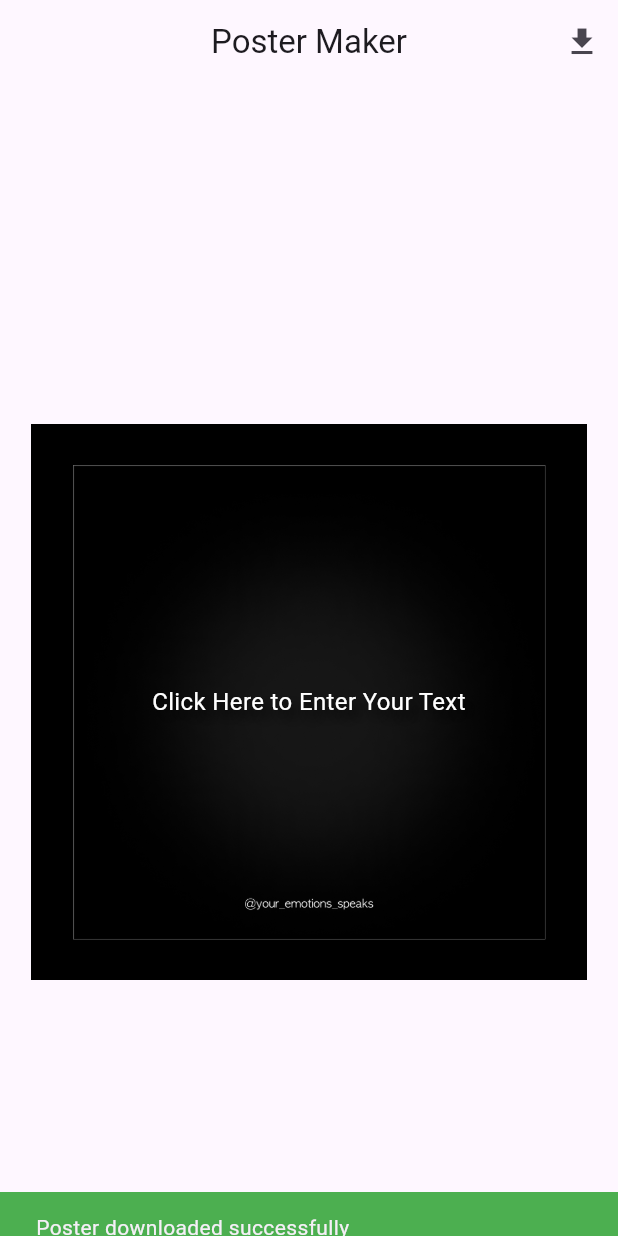
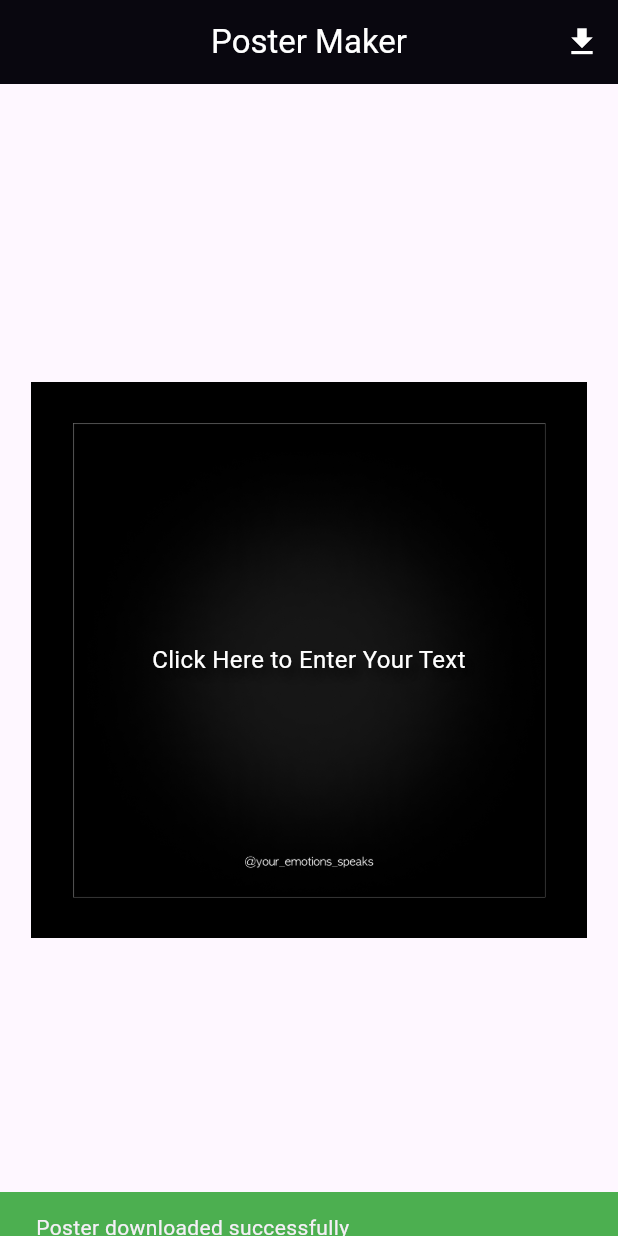
Before and after one commit to ekrajghimire/Poster-Maker, a Flutter app: the screen it shows after launch, after a tap on the "download" icon, on a phone screen of 412 x 824 dp. Run offline on Flutter 3.47's test engine with Material 3 defaults, Android fonts, the light colour scheme and no system bars; missing offline and left inert: universal_html; Roboto replaces fonts that are missing (AppleGothic).

Commit message:
fixed issue with download feature

```diff
--- a/lib/main.dart
+++ b/lib/main.dart
@@ -15,6 +15,11 @@ class PosterMakerApp extends StatelessWidget {
       theme: ThemeData(
         primarySwatch: Colors.blue,
         visualDensity: VisualDensity.adaptivePlatformDensity,
+        appBarTheme: const AppBarTheme(
+          backgroundColor: Colors.black, // Change app bar color here
+          foregroundColor: Colors.white, // Color of the text and icons
+          elevation: 4, // Optional: adds a shadow to the app bar
+        ),
       ),
       home: const PosterScreen(),
       debugShowCheckedModeBanner: false,
--- a/lib/screens/poster_screen.dart
+++ b/lib/screens/poster_screen.dart
@@ -14,7 +14,7 @@ class PosterScreen extends StatefulWidget {
 }
 
 class _PosterScreenState extends State<PosterScreen> {
-  final GlobalKey _globalKey = GlobalKey();
+  final GlobalKey _posterKey = GlobalKey();
   String _currentText = 'Your Text Here';
 
   Future<void> _downloadPoster() async {
@@ -38,14 +38,14 @@ class _PosterScreenState extends State<PosterScreen> {
   }
 
   Future<Uint8List?> _captureImage() async {
-    // Find the RenderRepaintBoundary
+    // Find the RenderRepaintBoundary for the poster
     final RenderRepaintBoundary? boundary =
-        _globalKey.currentContext?.findRenderObject() as RenderRepaintBoundary?;
+        _posterKey.currentContext?.findRenderObject() as RenderRepaintBoundary?;
 
     if (boundary == null) return null;
 
-    // Capture the image with higher resolution
-    final ui.Image image = await boundary.toImage(pixelRatio: 3.0);
+    // Capture the image with high resolution
+    final ui.Image image = await boundary.toImage(pixelRatio: 4.0);
 
     // Convert to byte data
     final ByteData? byteData =
@@ -105,13 +105,16 @@ class _PosterScreenState extends State<PosterScreen> {
           ),
         ],
       ),
-      body: RepaintBoundary(
-        key: _globalKey,
-        child: SingleChildScrollView(
-          child: Center(
-            child: SizedBox(
-              width: MediaQuery.of(context).size.width,
-              height: MediaQuery.of(context).size.height,
+      body: Center(
+        child: ConstrainedBox(
+          constraints: BoxConstraints(
+            maxWidth: MediaQuery.of(context).size.width * 0.9,
+            maxHeight: MediaQuery.of(context).size.height * 0.8,
+          ),
+          child: RepaintBoundary(
+            key: _posterKey,
+            child: AspectRatio(
+              aspectRatio: 1 / 1, // Square poster
               child: BackgroundImage(
                 child: TextOverlay(
                   onTextChanged: (text) {
--- a/lib/widgets/background_image.dart
+++ b/lib/widgets/background_image.dart
@@ -15,7 +15,7 @@ class BackgroundImage extends StatelessWidget {
             width:
                 MediaQuery.of(context).size.width * 0.90, // 90% of screen width
             height: MediaQuery.of(context).size.height *
-                0.90, // 90% of screen height
+                0.85, // 85% of screen height
             decoration: const BoxDecoration(
               image: DecorationImage(
                 image: AssetImage(AppConstants.backgroundImage),
```
